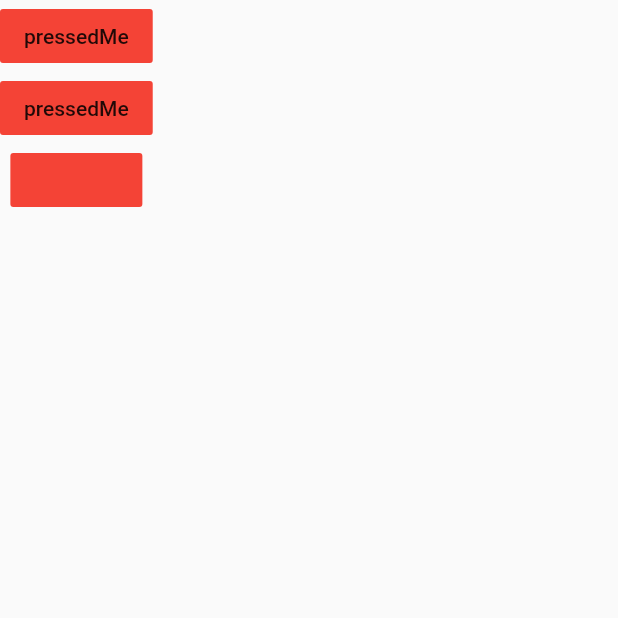
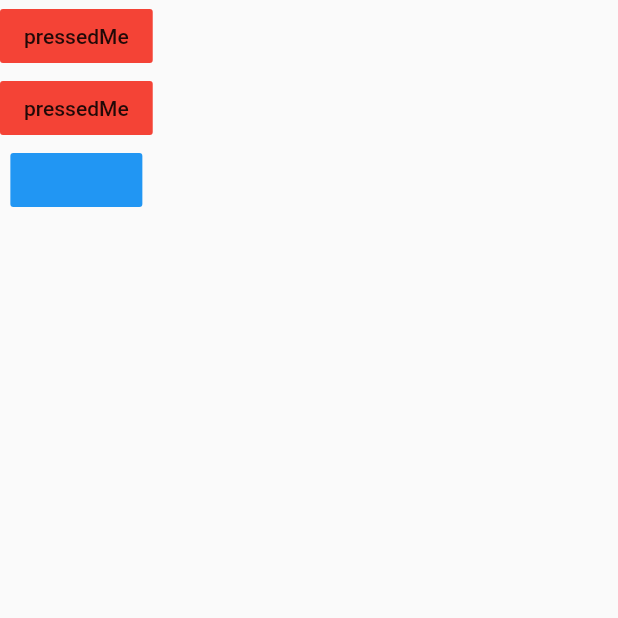
Before and after one commit to Rahulshahare/SaregamaApp, a Flutter app: the screen it shows after launch, on a phone screen of 412 x 824 dp, the top half of it. Run offline on Flutter 3.47's test engine with Material 2 defaults, Android fonts, the phone set to English and light mode, and no system bars; our stand-ins replace audioplayers.

Commit message:
passing a color value

```diff
--- a/lib/main.dart
+++ b/lib/main.dart
@@ -5,10 +5,10 @@ void main() {
   runApp(MyApp());
 }
 
-dynamic _CreateButton( String filename ){
+dynamic _CreateButton(Color color, String filename ){
   return(
     FlatButton(
-      color: Colors.red,
+      color: color,
       onPressed: (){
         final player = AudioCache();
         player.play(filename);
@@ -42,7 +42,7 @@ class MyApp extends StatelessWidget {
                 player.play('note2.wav');
               },
             ),
-           _CreateButton('note6.wav')
+           _CreateButton( Colors.blue ,'note6.wav')
 
           ],
           )
```
